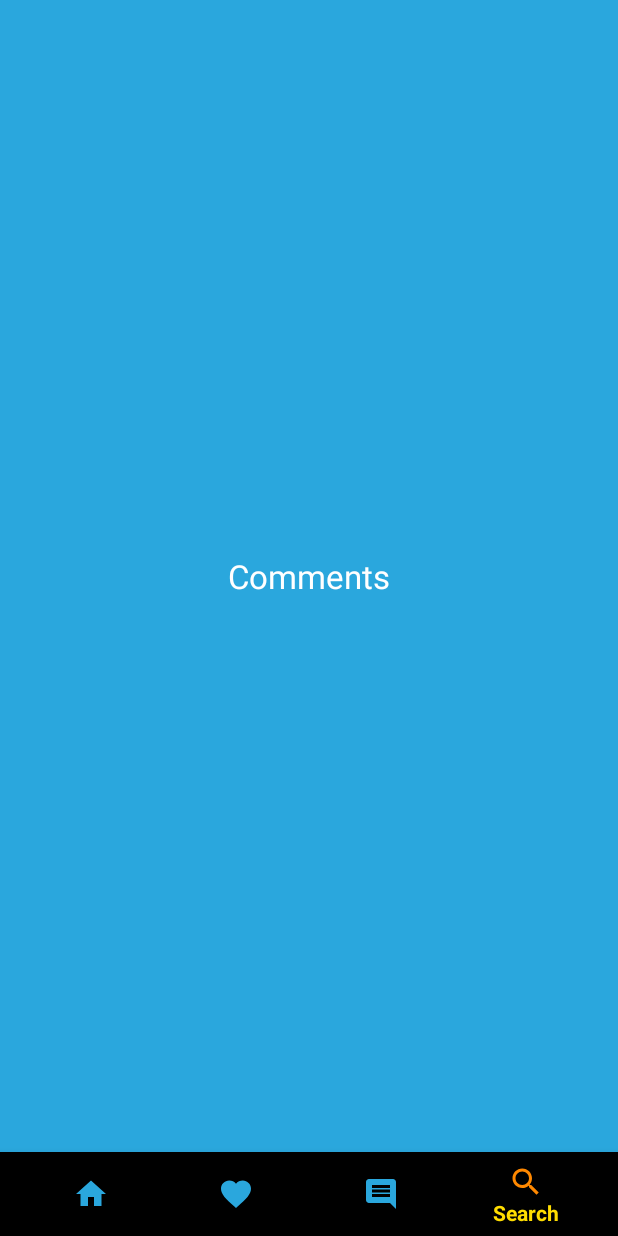
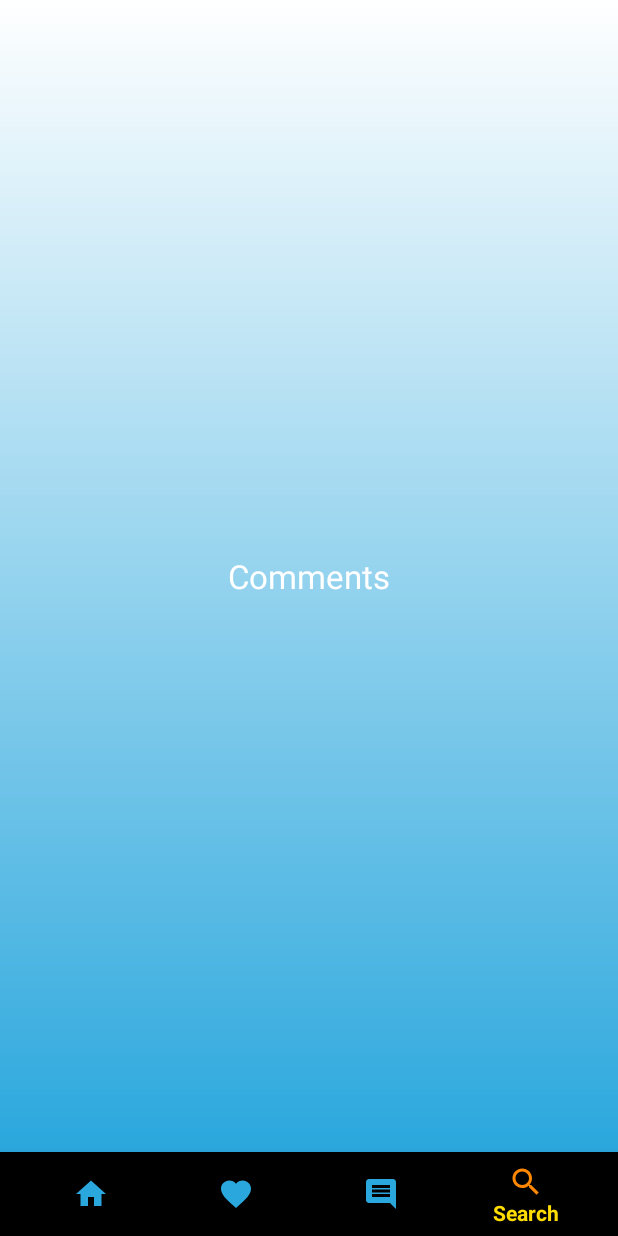
Before and after one commit to owisezoubi/RadioApplication, an Android app: the fragment CommentsFragment placed in its activity, item 4 of the bottom bar chosen, on a phone screen of 412 x 824 dp. Run offline under Robolectric (Android 15) with nearby library versions, the phone set to English and light mode, and no system bars; libraries missing offline, so code that uses them is left out: com.cloudant.sync, com.miguelcatalan.materialsearchview; 8 statements that could not run were skipped.

Commit message:
gradient background + refresh button (clear background)

```diff
--- a/app/src/main/java/com/hackathon/radioetzionapp/Fragments/SearchFragment.java
+++ b/app/src/main/java/com/hackathon/radioetzionapp/Fragments/SearchFragment.java
@@ -38,15 +38,10 @@ public class SearchFragment extends Fragment {
             // clear action bar // hide //
             ((AppCompatActivity) getActivity()).setSupportActionBar(null);
         } else {
-            // show action bar
-            toolbar = rootView.findViewById(R.id.searchToolbar);
-            ((AppCompatActivity) getActivity()).setSupportActionBar(toolbar);
-            toolbar.setTitle(getString(R.string.title_search));
 
-            toolbar.setBackgroundColor(Color.BLACK);
-            toolbar.setTitleTextColor(Color.WHITE);
-            //toolbar.setTextDirection(View.TEXT_DIRECTION_LOCALE);
-
+            context = getActivity();
+            setSearch();
+            setListView();
         }
     }
 
@@ -62,9 +57,7 @@ public class SearchFragment extends Fragment {
     public void onStart() {
         super.onStart();
 
-        context = getActivity();
-        setSearch();
-        setListView();
+
     }
 
     private void setListView() {
@@ -81,6 +74,20 @@ public class SearchFragment extends Fragment {
     }
 
     private void setSearch() {
+
+        // TODO add voice search
+        // source:  https://github.com/MiguelCatalan/MaterialSearchView
+
+
+        // show action bar
+        toolbar = rootView.findViewById(R.id.searchToolbar);
+        ((AppCompatActivity) getActivity()).setSupportActionBar(toolbar);
+        toolbar.setTitle(getString(R.string.title_search));
+
+        toolbar.setBackgroundColor(Color.BLACK);
+        toolbar.setTitleTextColor(Color.WHITE);
+        //toolbar.setTextDirection(View.TEXT_DIRECTION_LOCALE);
+
 
         mMaterialSearchView = rootView.findViewById(R.id.searchView);
         //mMaterialSearchView.setSuggestions(SUGGESTION);
--- a/app/src/main/res/drawable/background_broadcasts.xml
+++ b/app/src/main/res/drawable/background_broadcasts.xml
@@ -2,9 +2,9 @@
 <shape xmlns:android="http://schemas.android.com/apk/res/android"
     android:shape="rectangle">
     <gradient
-        android:endColor="@color/lightPrimaryColor"
-        android:startColor="@color/colorPrimaryDark"
-        android:angle="0" />
+        android:endColor="@color/navbar_item_text"
+        android:startColor="@color/lightPrimaryColor"
+        android:angle="90" />
 
     <!--
     <stroke
--- a/app/src/main/res/layout/activity_main.xml
+++ b/app/src/main/res/layout/activity_main.xml
@@ -1,7 +1,7 @@
 <?xml version="1.0" encoding="utf-8"?>
 <android.support.constraint.ConstraintLayout xmlns:android="http://schemas.android.com/apk/res/android"
     xmlns:app="http://schemas.android.com/apk/res-auto"
-    android:background="@color/lightPrimaryColor"
+    android:background="@drawable/background_broadcasts"
     android:id="@+id/container"
     android:layout_width="match_parent"
     android:layout_height="match_parent">
--- a/app/src/main/res/layout/fragment_comments.xml
+++ b/app/src/main/res/layout/fragment_comments.xml
@@ -1,6 +1,8 @@
 <?xml version="1.0" encoding="utf-8"?>
 <RelativeLayout xmlns:android="http://schemas.android.com/apk/res/android"
-    android:layout_width="match_parent" android:layout_height="match_parent">
+    android:layout_width="match_parent"
+    android:layout_height="match_parent"
+    android:background="@drawable/background_broadcasts">
 
     <TextView
         android:layout_width="wrap_content"
--- a/app/src/main/res/layout/fragment_favorites.xml
+++ b/app/src/main/res/layout/fragment_favorites.xml
@@ -1,6 +1,8 @@
 <?xml version="1.0" encoding="utf-8"?>
 <RelativeLayout xmlns:android="http://schemas.android.com/apk/res/android"
-    android:layout_width="match_parent" android:layout_height="match_parent">
+    android:layout_width="match_parent"
+    android:layout_height="match_parent"
+    android:background="@drawable/background_broadcasts">
 
     <TextView
         android:layout_width="wrap_content"
--- a/app/src/main/res/layout/fragment_search.xml
+++ b/app/src/main/res/layout/fragment_search.xml
@@ -4,6 +4,7 @@
     xmlns:tools="http://schemas.android.com/tools"
     android:layout_width="match_parent"
     android:layout_height="match_parent"
+    android:background="@color/lightPrimaryColor"
 
     android:layoutDirection="rtl"
     android:textDirection="rtl"
```
Also changed, not shown: app/src/main/java/com/hackathon/radioetzionapp/Fragments/BroadcastPlayerFrag.java (deleted, +0 -26 lines), app/src/main/res/layout/frag_player_broadcast.xml (deleted, +0 -49 lines), app/src/main/res/layout/fragment_home.xml (+5 -5 lines).
